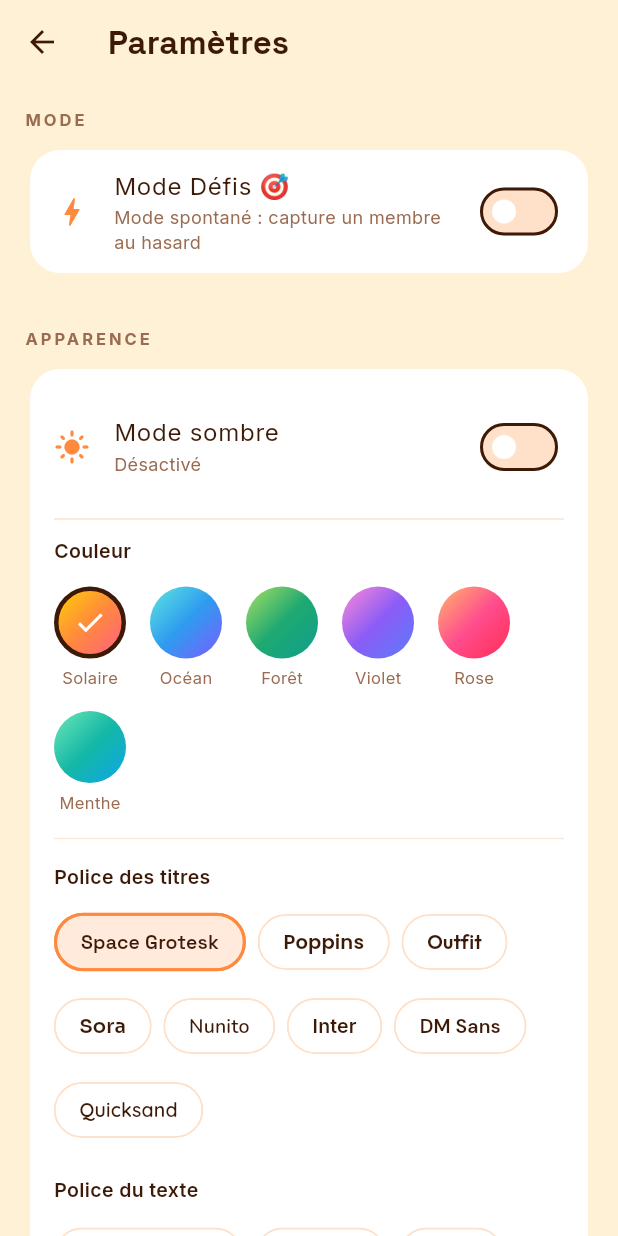
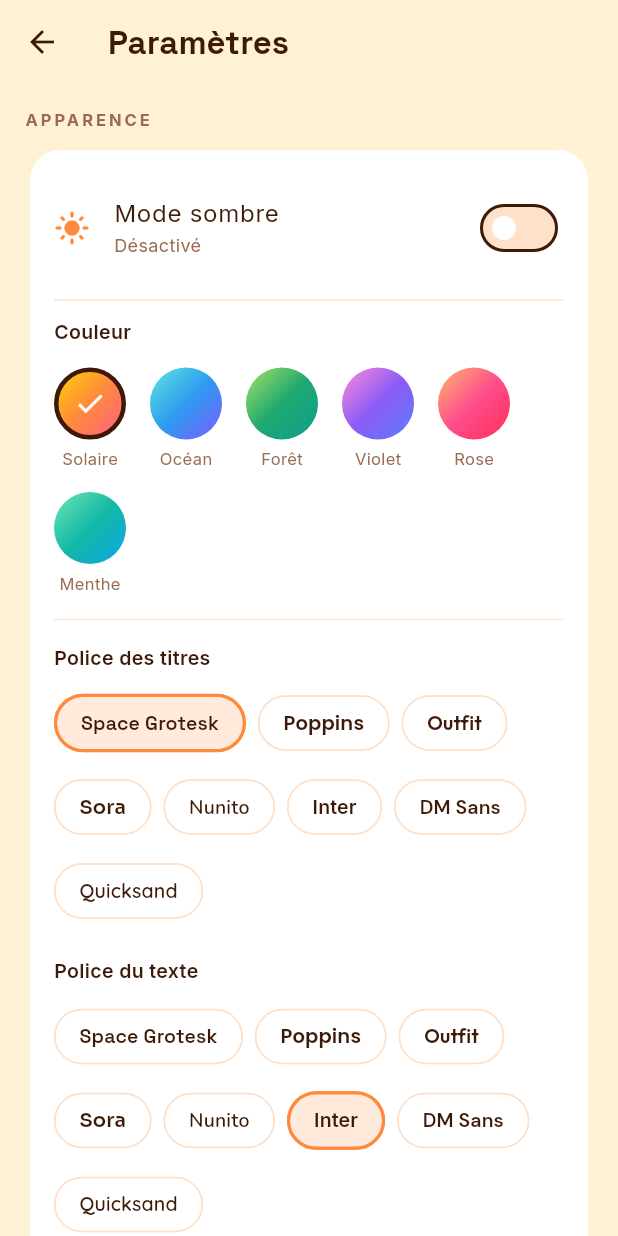
Before and after one commit to t-sdz/Vershoq, a Flutter app: the SettingsScreen screen opened directly, on a phone screen of 412 x 824 dp. Run offline on Flutter 3.47's test engine with Material 3 defaults, Android fonts, the phone set to English and light mode, and no system bars; our stand-ins replace camera, cloud_firestore, firebase_auth, firebase_core, flutter_image_compress, flutter_local_notifications and 6 more; missing offline and left inert: gal; accounts and stored records are empty; generated files the repository leaves out were written again.

Commit message:
Retire le mode Défis
- Supprime ChallengeService et l'interrupteur Mode dans les Paramètres
- Notifications, caméra, feed et payload reviennent au mode spontané
  unique (plus de défi)
- Conserve les champs facultatifs challenge (modèle/upload) sans usage

https://claude.ai/code/session_01CJYTBAGPiu2ycUUP3fmnEs

```diff
--- a/lib/screens/settings_screen.dart
+++ b/lib/screens/settings_screen.dart
@@ -2,7 +2,6 @@ import 'package:flutter/material.dart';
 import 'package:google_fonts/google_fonts.dart';
 import 'package:shared_preferences/shared_preferences.dart';
 
-import '../services/challenge_service.dart';
 import '../services/names_service.dart';
 import '../services/notification_service.dart';
 import '../services/theme_service.dart';
@@ -29,9 +28,6 @@ class _SettingsScreenState extends State<SettingsScreen> {
   bool _countdownEnabled = false;
   int _countdownSeconds = 15;
 
-  // Mode
-  bool _challengeMode = false;
-
   bool _loading = true;
 
   @override
@@ -43,11 +39,9 @@ class _SettingsScreenState extends State<SettingsScreen> {
   Future<void> _load() async {
     final prefs = await SharedPreferences.getInstance();
     final names = await NamesService.getNames();
-    final challengeMode = await ChallengeService.isChallengeMode();
     if (mounted) {
       setState(() {
         _names = names;
-        _challengeMode = challengeMode;
         _timeLimitEnabled = prefs.getBool('notif_time_limit_enabled') ?? true;
         _startHour = prefs.getInt('notif_start_hour') ?? 9;
         _endHour = prefs.getInt('notif_end_hour') ?? 21;
@@ -149,10 +143,6 @@ class _SettingsScreenState extends State<SettingsScreen> {
       body: ListView(
         padding: const EdgeInsets.all(16),
         children: [
-          _SectionTitle('Mode'),
-          const SizedBox(height: 8),
-          _buildModeCard(),
-          const SizedBox(height: 32),
           _SectionTitle('Apparence'),
           const SizedBox(height: 8),
           _buildAppearanceCard(),
@@ -199,46 +189,6 @@ class _SettingsScreenState extends State<SettingsScreen> {
           ),
           const SizedBox(height: 32),
         ],
-      ),
-    );
-  }
-
-  Widget _buildModeCard() {
-    return Card(
-      color: VTheme.surface,
-      elevation: 0,
-      shape: RoundedRectangleBorder(borderRadius: BorderRadius.circular(20)),
-      child: Padding(
-        padding: const EdgeInsets.symmetric(horizontal: 16, vertical: 4),
-        child: SwitchListTile(
-          contentPadding: EdgeInsets.zero,
-          secondary: Icon(
-              _challengeMode ? Icons.emoji_events_outlined : Icons.bolt,
-              color: VTheme.orange),
-          title: Text('Mode Défis 🎯',
-              style: TextStyle(color: VTheme.warmDark)),
-          subtitle: Text(
-            _challengeMode
-                ? 'Les notifs proposent des défis avec un membre + le chrono'
-                : 'Mode spontané : capture un membre au hasard',
-            style: TextStyle(color: VTheme.warmMuted, fontSize: 12),
-          ),
-          value: _challengeMode,
-          activeColor: VTheme.orange,
-          onChanged: (v) async {
-            setState(() => _challengeMode = v);
-            await ChallengeService.setChallengeMode(v);
-            await NotificationService.cancelAll();
-            await NotificationService.scheduleRandom();
-            if (mounted) {
-              ScaffoldMessenger.of(context).showSnackBar(
-                SnackBar(
-                    content: Text(
-                        v ? 'Mode Défis activé 🎯' : 'Mode spontané activé')),
-              );
-            }
-          },
-        ),
       ),
     );
   }
--- a/lib/services/challenge_service.dart
+++ /dev/null
@@ -1,42 +0,0 @@
-import 'dart:math';
-
-import 'package:shared_preferences/shared_preferences.dart';
-
-/// Gère le mode de l'app (spontané / défis) et la banque de défis.
-class ChallengeService {
-  static const _modeKey = 'app_mode'; // 'normal' | 'challenge'
-
-  /// Défis avec un emplacement {name} remplacé par un membre du groupe.
-  static const templates = <String>[
-    'Prends {name} en photo sans qu\'il/elle s\'en rende compte 🤫',
-    'Fais le porté de Dirty Dancing avec {name} 🕺',
-    'Selfie avec {name} en train de faire une grimace 😜',
-    'Imite {name} sur la photo 🎭',
-    'Prends {name} en pleine action 📸',
-    'Fais un cœur avec les mains avec {name} 💛',
-    'Prends {name} dans une pose de super-héros 🦸',
-    'Le selfie le plus moche possible avec {name} 🤪',
-    'Surprends {name} et capture l\'instant 😲',
-    'Photo façon paparazzi de {name} 📷',
-    'Prends {name} en plein fou rire 😂',
-    'Recrée une pub de parfum avec {name} 💫',
-    'Photo dos à dos façon film d\'action avec {name} 🎬',
-    'Fais un high five avec {name} en pleine photo ✋',
-  ];
-
-  static Future<bool> isChallengeMode() async {
-    final prefs = await SharedPreferences.getInstance();
-    return (prefs.getString(_modeKey) ?? 'normal') == 'challenge';
-  }
-
-  static Future<void> setChallengeMode(bool on) async {
-    final prefs = await SharedPreferences.getInstance();
-    await prefs.setString(_modeKey, on ? 'challenge' : 'normal');
-  }
-
-  /// Construit un défi aléatoire pour [name].
-  static String randomChallenge(String name, Random random) {
-    final t = templates[random.nextInt(templates.length)];
-    return t.replaceAll('{name}', name);
-  }
-}
```
Also changed, not shown: lib/main.dart (+2 -11 lines), lib/screens/camera_screen.dart (+7 -16 lines), lib/screens/feed_screen.dart (+0 -10 lines), lib/services/notification_service.dart (+4 -25 lines).
